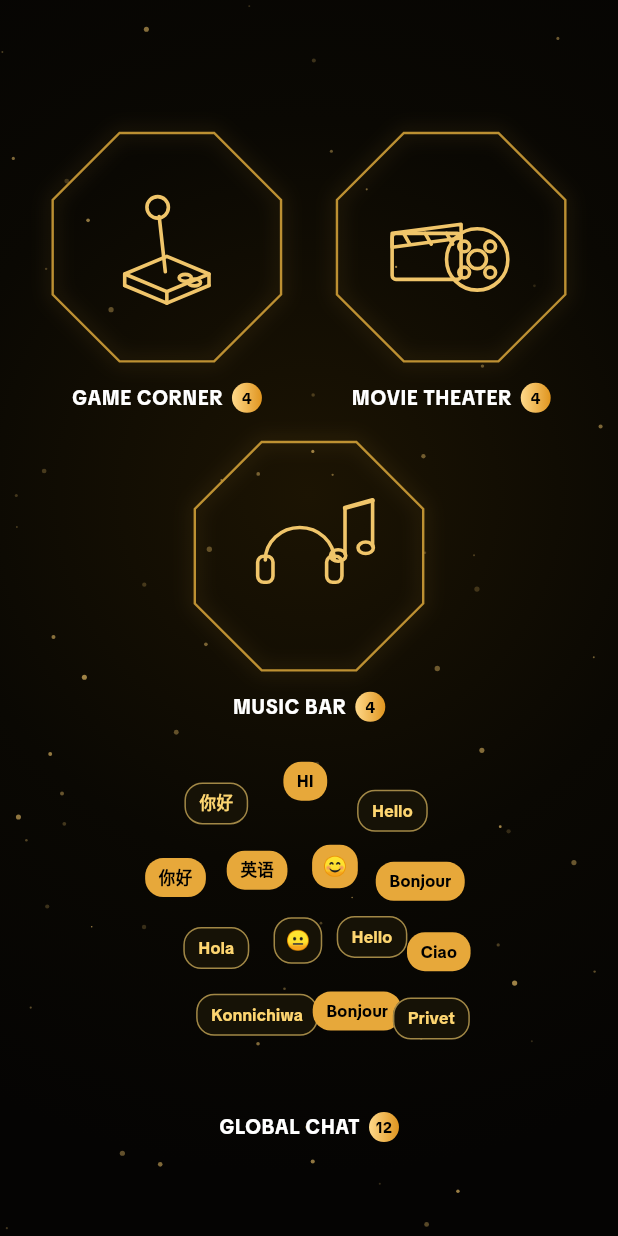
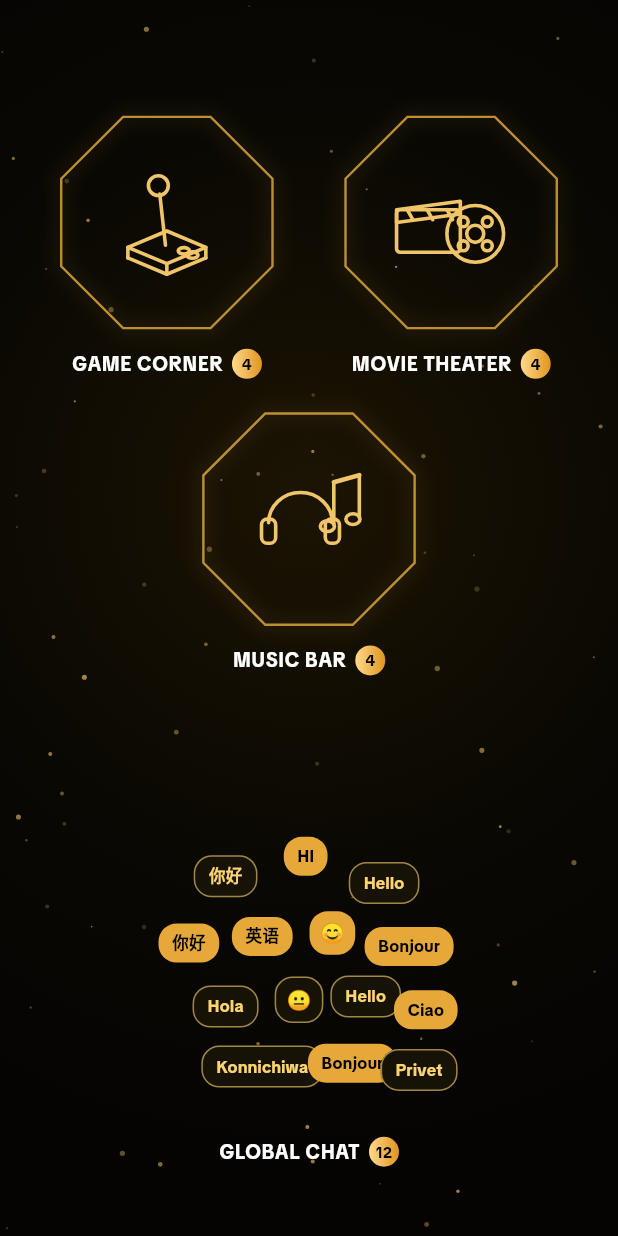
Before and after one commit to GuGuYou/GoogleConnectTheWorld, a Flutter app: the HiveRenderScene widget shown alone on an empty page, opened directly with empty values, on a phone screen of 412 x 824 dp. Run offline on Flutter 3.47's test engine with Material 3 defaults, Android fonts, the phone set to English and light mode, and no system bars; our stand-ins replace flutter_animate, flutter_riverpod, geolocator, go_router, google_maps_flutter, image_picker and 1 more; missing offline and left inert: dart:js_interop, pointer_interceptor; accounts and stored records are empty.

Commit message:
Fix Hive scene layout: room labels no longer collide with chat bubbles
Smaller octagons, more vertical spacing, and the global-chat bubble
cluster moved down so the MUSIC BAR label sits clear of the bubbles;
music note pulled inside the octagon.

Co-Authored-By: Claude Fable 5 <noreply@anthropic.com>

```diff
--- a/lib/features/space/hive_scene/hive_render_scene.dart
+++ b/lib/features/space/hive_scene/hive_render_scene.dart
@@ -24,12 +24,12 @@ class HiveRenderScene extends StatelessWidget {
         final size = Size(constraints.maxWidth, constraints.maxHeight);
         Offset px(double x, double y) =>
             Offset(x * size.width, y * size.height);
-        final r = 0.2 * size.width;
+        final r = 0.185 * size.width;
 
-        final game = px(0.27, 0.2);
-        final movie = px(0.73, 0.2);
-        final music = px(0.5, 0.45);
-        final chat = px(0.5, 0.74);
+        final game = px(0.27, 0.18);
+        final movie = px(0.73, 0.18);
+        final music = px(0.5, 0.42);
+        final chat = px(0.5, 0.79);
 
         return Stack(
           clipBehavior: Clip.none,
@@ -53,7 +53,7 @@ class HiveRenderScene extends StatelessWidget {
             _label(game, r, 'GAME CORNER', _count(0, 4)),
             _label(movie, r, 'MOVIE THEATER', _count(1, 4)),
             _label(music, r, 'MUSIC BAR', _count(3, 4)),
-            _label(chat, 0.30 * size.width, 'GLOBAL CHAT', 12),
+            _label(chat, 0.24 * size.width, 'GLOBAL CHAT', 12),
           ],
         );
       },
@@ -142,7 +142,7 @@ class _GlobalChat extends StatelessWidget {
 
   @override
   Widget build(BuildContext context) {
-    final cr = 0.3 * width; // cluster radius
+    final cr = 0.27 * width; // cluster radius
     return Stack(
       clipBehavior: Clip.none,
       children: [
@@ -379,8 +379,8 @@ class _ScenePainter extends CustomPainter {
               Radius.circular(0.08 * k)),
           line);
     }
-    // music note (upper-right)
-    final nc = c.translate(0.5 * k, -0.35 * k);
+    // music note (upper-right, kept inside the octagon)
+    final nc = c.translate(0.38 * k, -0.24 * k);
     canvas.drawOval(
         Rect.fromCenter(
             center: nc.translate(-0.12 * k, 0.34 * k),
```
